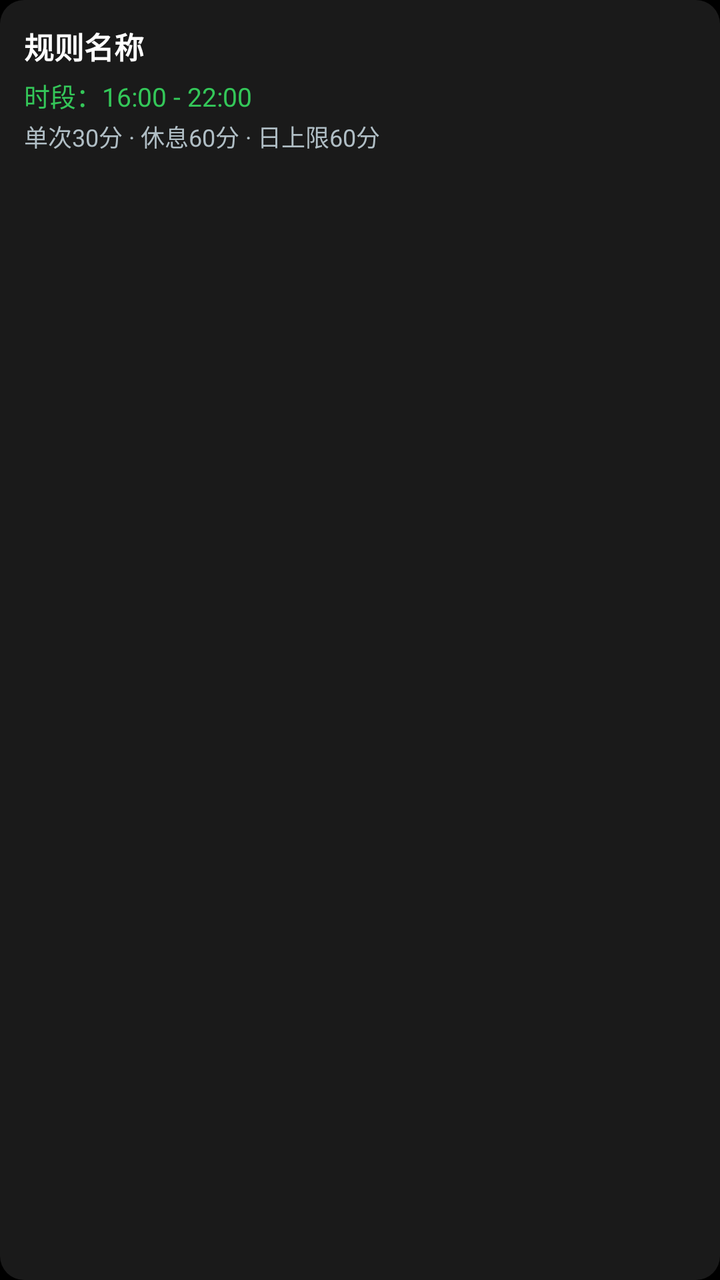
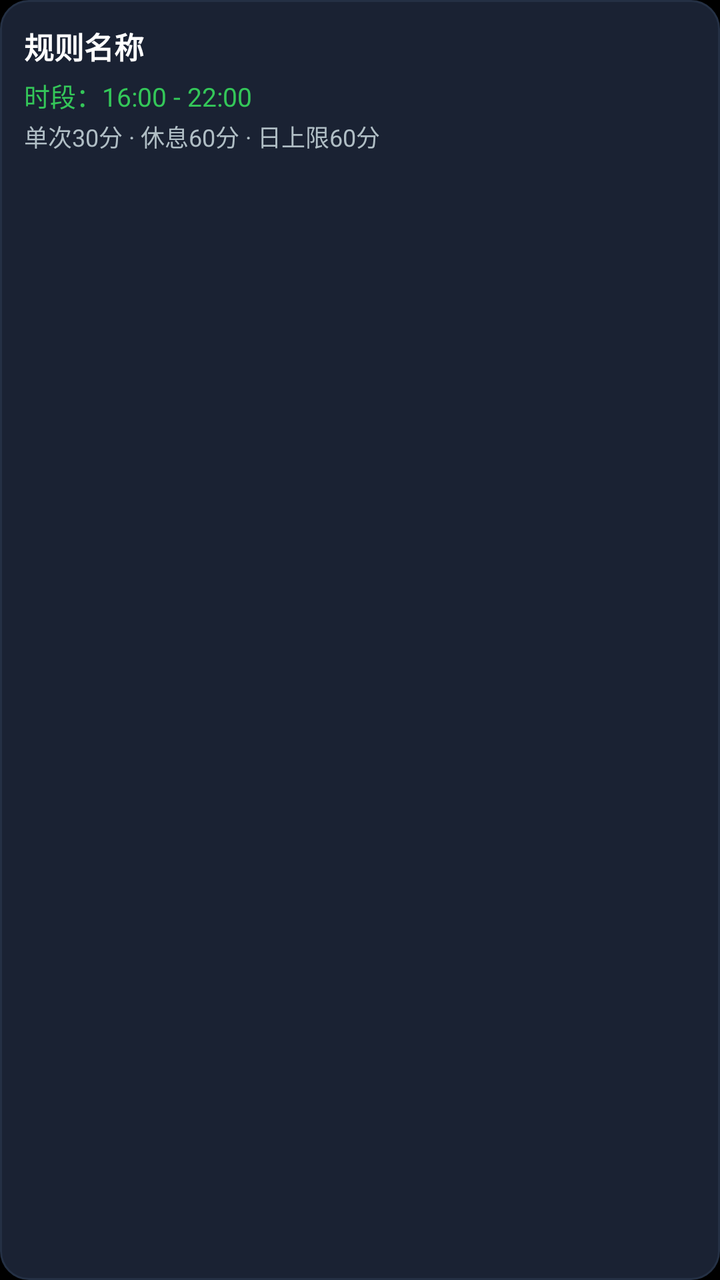

Screens rendered from an Android XML layout before and after an edit, with the pre-edit source and the edit as a unified diff.
<!-- AndroidManifest.xml: application theme Theme.TvHome -->
<!-- res/layout/item_child_rule_summary.xml -->
<?xml version="1.0" encoding="utf-8"?>
<LinearLayout xmlns:android="http://schemas.android.com/apk/res/android"
    android:layout_width="match_parent"
    android:layout_height="wrap_content"
    android:background="@drawable/btn_menu_item"
    android:focusable="true"
    android:orientation="vertical"
    android:padding="12dp"
    android:layout_marginBottom="10dp">

    <TextView
        android:id="@+id/tv_rule_item_name"
        android:layout_width="wrap_content"
        android:layout_height="wrap_content"
        android:text="规则名称"
        android:textColor="#FFFFFFFF"
        android:textSize="15sp"
        android:textStyle="bold" />

    <TextView
        android:id="@+id/tv_rule_item_time"
        android:layout_width="wrap_content"
        android:layout_height="wrap_content"
        android:layout_marginTop="4dp"
        android:text="时段：16:00 - 22:00"
        android:textColor="#34C759"
        android:textSize="13sp" />

    <TextView
        android:id="@+id/tv_rule_item_limits"
        android:layout_width="wrap_content"
        android:layout_height="wrap_content"
        android:layout_marginTop="2dp"
        android:text="单次30分 · 休息60分 · 日上限60分"
        android:textColor="#B0BEC5"
        android:textSize="12sp" />

</LinearLayout>
<!-- resources referenced by this layout -->
<resources>
  <!-- drawable btn_menu_item (drawable) -->
  <?xml version="1.0" encoding="utf-8"?>
  <selector xmlns:android="http://schemas.android.com/apk/res/android">
      <item android:state_focused="true">
          <shape android:shape="rectangle">
              <solid android:color="#FFFFFFFF" />
              <corners android:radius="12dp" />
          </shape>
      </item>
      <item>
          <shape android:shape="rectangle">
              <solid android:color="#1AFFFFFF" />
              <corners android:radius="12dp" />
          </shape>
      </item>
  </selector>
  <style name="Theme.TvHome" parent="android:Theme.Material.NoActionBar.Fullscreen">
          <item name="android:windowBackground">@android:color/black</item>
          <item name="android:colorBackground">@android:color/black</item>
          <item name="android:windowAnimationStyle">@null</item>
      </style>
</resources>

<!-- the commit's change to res/layout/item_child_rule_summary.xml (unified diff, before → after) -->
@@ -2,7 +2,7 @@
 <LinearLayout xmlns:android="http://schemas.android.com/apk/res/android"
     android:layout_width="match_parent"
     android:layout_height="wrap_content"
-    android:background="@drawable/btn_menu_item"
+    android:background="@drawable/settings_row_bg"
     android:focusable="true"
     android:orientation="vertical"
     android:padding="12dp"
<!-- resource entries referenced after the edit -->
@@ -1,18 +1,20 @@
 <!-- resources referenced by this layout -->
 <resources>
-  <!-- drawable btn_menu_item (drawable) -->
+  <!-- drawable settings_row_bg (drawable) -->
   <?xml version="1.0" encoding="utf-8"?>
   <selector xmlns:android="http://schemas.android.com/apk/res/android">
       <item android:state_focused="true">
           <shape android:shape="rectangle">
-              <solid android:color="#FFFFFFFF" />
-              <corners android:radius="12dp" />
+              <solid android:color="#2A3B54" />
+              <corners android:radius="14dp" />
+              <stroke android:width="3dp" android:color="#FFFFFFFF" />
           </shape>
       </item>
       <item>
           <shape android:shape="rectangle">
-              <solid android:color="#1AFFFFFF" />
-              <corners android:radius="12dp" />
+              <solid android:color="#1A2233" />
+              <corners android:radius="14dp" />
+              <stroke android:width="1dp" android:color="#243044" />
           </shape>
       </item>
   </selector>
